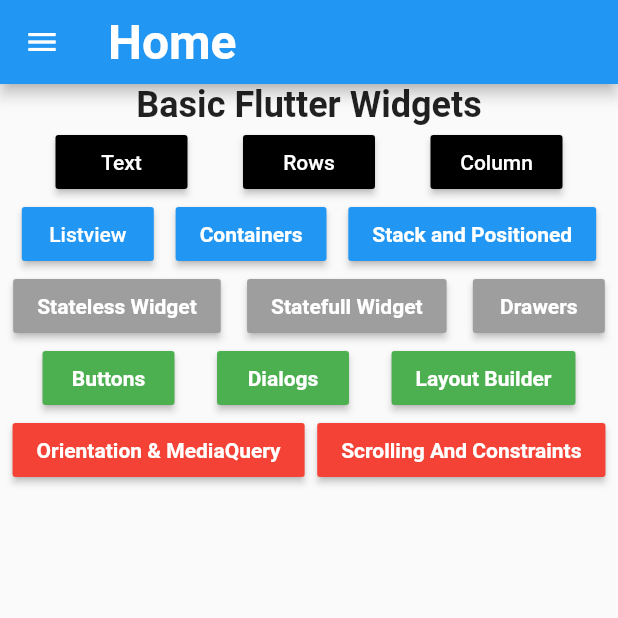
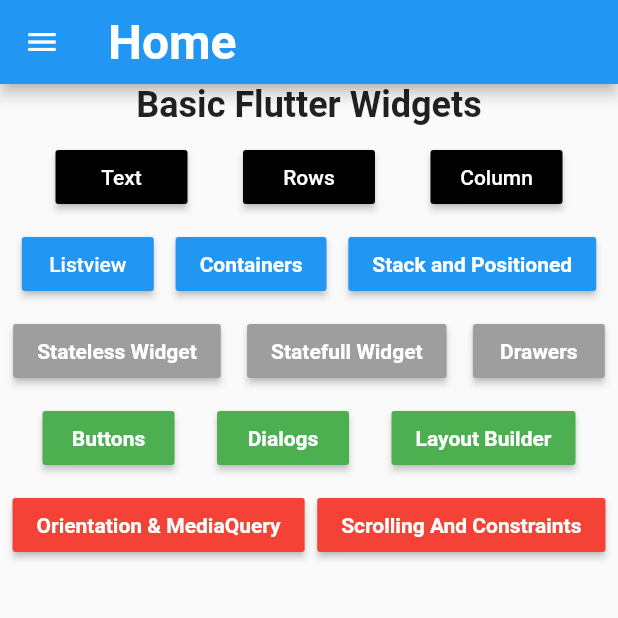
Before and after one commit to qinyanjuidavid/Flutter-All-Round, a Flutter app: the screen it shows after launch, on a phone screen of 412 x 824 dp, the top half of it. Run offline on Flutter 3.47's test engine with Material 2 defaults, Android fonts, the phone set to English and light mode, and no system bars; missing offline and left inert: dart:html.

Commit message:
:lipstick: themes

```diff
--- a/lib/main.dart
+++ b/lib/main.dart
@@ -14,8 +14,11 @@ class MyApp extends StatelessWidget {
     return MaterialApp(
       title: "FreeMob",
       debugShowCheckedModeBanner: false,
-      theme: ThemeData(
+      theme: ThemeData.light().copyWith(
+        // fontFamily: "Roboto",
         brightness: Brightness.light,
+        focusColor: Colors.black,
+        primaryColor: Colors.amber,
       ),
       initialRoute: "/",
       routes: appRoutes,
--- a/lib/views/home.dart
+++ b/lib/views/home.dart
@@ -33,6 +33,10 @@ class _HomeScreenState extends State<HomeScreen> {
                 fontWeight: FontWeight.bold,
                 fontSize: 24,
               ),
+            ),
+            SizedBox(
+              width: MediaQuery.of(context).size.width,
+              height: 10,
             ),
             Row(
               mainAxisAlignment: MainAxisAlignment.spaceEvenly,
@@ -81,6 +85,10 @@ class _HomeScreenState extends State<HomeScreen> {
                 )
               ],
             ),
+            SizedBox(
+              width: MediaQuery.of(context).size.width,
+              height: 10,
+            ),
             Row(
               mainAxisAlignment: MainAxisAlignment.spaceEvenly,
               children: [
@@ -123,6 +131,10 @@ class _HomeScreenState extends State<HomeScreen> {
                   ),
                 ),
               ],
+            ),
+            SizedBox(
+              width: MediaQuery.of(context).size.width,
+              height: 10,
             ),
             Row(
               mainAxisAlignment: MainAxisAlignment.spaceAround,
@@ -168,6 +180,10 @@ class _HomeScreenState extends State<HomeScreen> {
                 )
               ],
             ),
+            SizedBox(
+              width: MediaQuery.of(context).size.width,
+              height: 10,
+            ),
             Row(
               mainAxisAlignment: MainAxisAlignment.spaceEvenly,
               children: [
@@ -212,6 +228,10 @@ class _HomeScreenState extends State<HomeScreen> {
                 )
               ],
             ),
+            SizedBox(
+              width: MediaQuery.of(context).size.width,
+              height: 10,
+            ),
             Row(
               mainAxisAlignment: MainAxisAlignment.spaceEvenly,
               children: [
```
